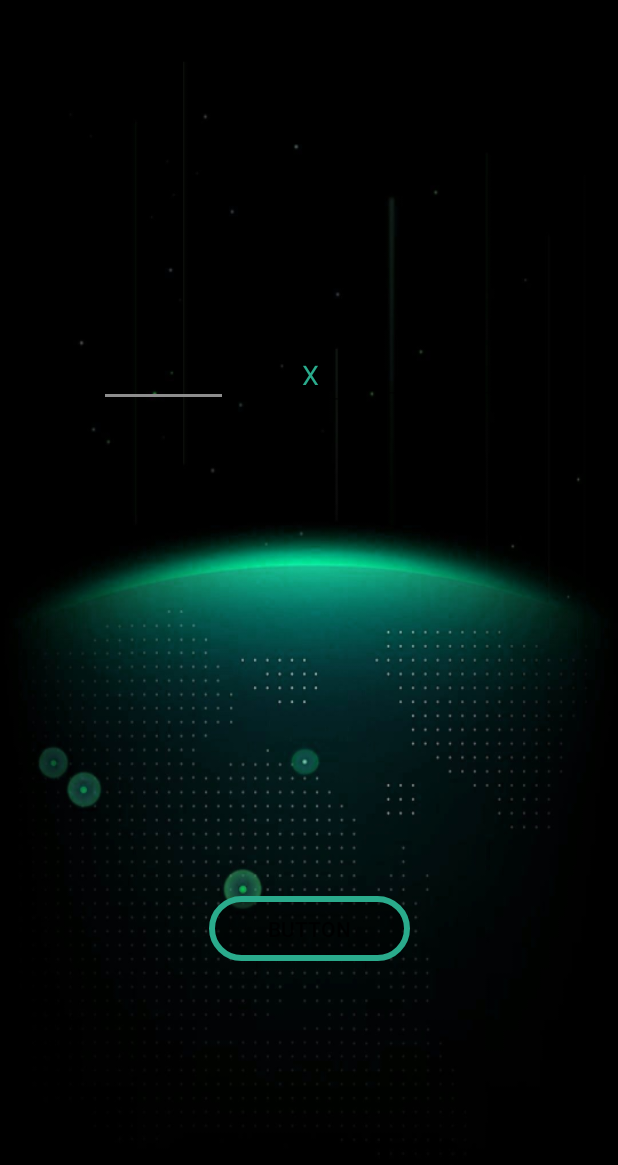
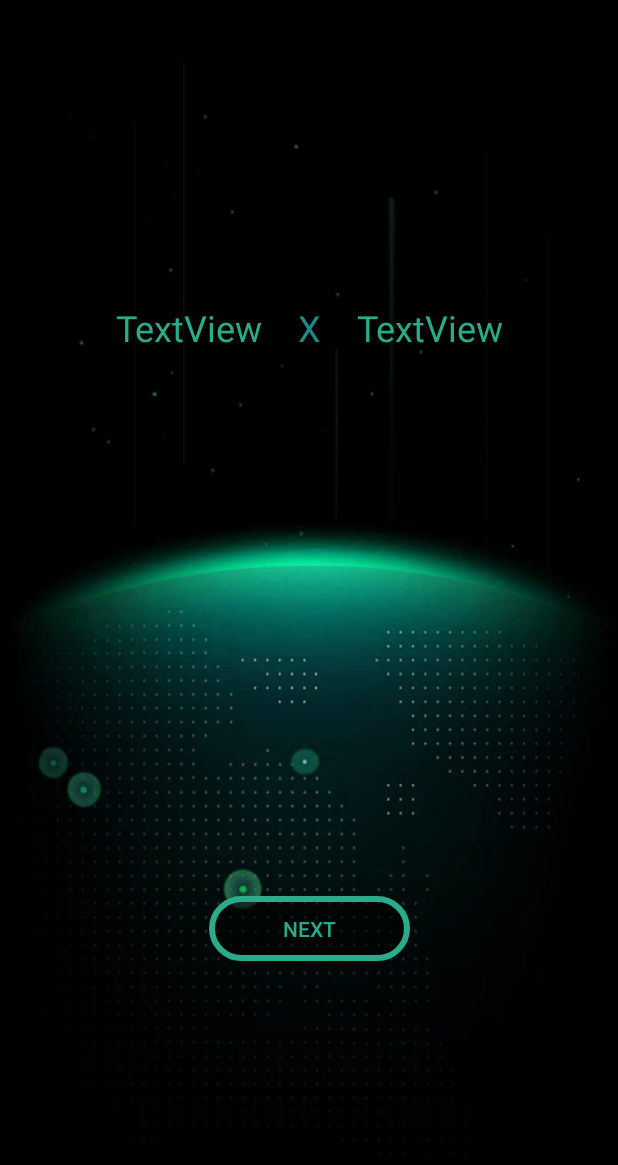
Before and after one commit to bidoofgoo/Tables, an Android app: the layout activity_uitdaging.xml on its own in the app's theme, with its tools: preview values and no code run, on a phone screen of 412 x 824 dp. Shown: the top 1165 px of the screen. Run offline under Robolectric (Android 15) with nearby library versions, the phone set to English and light mode, and no system bars.

Commit message:
Made buttons pretty (en een easy onclick funtie)

```diff
--- a/app/src/main/AndroidManifest.xml
+++ b/app/src/main/AndroidManifest.xml
@@ -16,6 +16,7 @@
                 <category android:name="android.intent.category.LAUNCHER" />
             </intent-filter>
         </activity>
+        <activity android:name=".Uitdaging"></activity>
     </application>
 
 </manifest>
--- a/app/src/main/java/nl/bidoofgoo/apps/tables/MainActivity.java
+++ b/app/src/main/java/nl/bidoofgoo/apps/tables/MainActivity.java
@@ -1,13 +1,39 @@
 package nl.bidoofgoo.apps.tables;
 
+import android.annotation.SuppressLint;
+import android.content.Intent;
+import android.os.Bundle;
 import android.support.v7.app.AppCompatActivity;
-import android.os.Bundle;
+import android.widget.Button;
+
+import java.util.ArrayList;
 
 public class MainActivity extends AppCompatActivity {
 
+    @SuppressLint("ClickableViewAccessibility")
     @Override
     protected void onCreate(Bundle savedInstanceState) {
         super.onCreate(savedInstanceState);
         setContentView(R.layout.activity_main);
+        final ArrayList<Button> buttons = new ArrayList<Button>();
+
+        Button tafel = (Button) findViewById(R.id.buttonTafel);
+        Button uitdaging = (Button) findViewById(R.id.buttonUitdaging);
+
+        buttons.add(tafel);
+        buttons.add(uitdaging);
+
+
+        ButtonClick.setButtonClickFunction(uitdaging, getResources(), new Function() {
+            @Override
+            public void whatToDo() {
+                // ga naar een nieuwe pagina
+                Intent tafelScherm = new Intent(MainActivity.this, Uitdaging.class);
+                startActivity(tafelScherm);
+            }
+        });
+
+        ButtonClick.makeButtonPretty(tafel, getResources());
+
     }
 }
--- /dev/null
+++ b/app/src/main/java/nl/bidoofgoo/apps/tables/Uitdaging.java
@@ -0,0 +1,13 @@
+package nl.bidoofgoo.apps.tables;
+
+import android.support.v7.app.AppCompatActivity;
+import android.os.Bundle;
+
+public class Uitdaging extends AppCompatActivity {
+
+    @Override
+    protected void onCreate(Bundle savedInstanceState) {
+        super.onCreate(savedInstanceState);
+        setContentView(R.layout.activity_uitdaging);
+    }
+}
--- a/app/src/main/res/layout/activity_main.xml
+++ b/app/src/main/res/layout/activity_main.xml
@@ -9,7 +9,7 @@
     tools:layout_editor_absoluteY="81dp">
 
     <Button
-        android:id="@+id/buttonStart2"
+        android:id="@+id/buttonTafel"
         android:layout_width="138dp"
         android:layout_height="51dp"
         android:layout_marginBottom="8dp"
@@ -26,7 +26,7 @@
         app:layout_constraintVertical_bias="0.605" />
 
     <Button
-        android:id="@+id/buttonStart"
+        android:id="@+id/buttonUitdaging"
         android:layout_width="138dp"
         android:layout_height="51dp"
         android:layout_marginBottom="8dp"
--- a/app/src/main/res/layout/uitdaging.xml
+++ b/app/src/main/res/layout/activity_uitdaging.xml
@@ -1,14 +1,14 @@
 <?xml version="1.0" encoding="utf-8"?>
-<android.support.constraint.ConstraintLayout
-    xmlns:android="http://schemas.android.com/apk/res/android"
+<android.support.constraint.ConstraintLayout xmlns:android="http://schemas.android.com/apk/res/android"
     xmlns:app="http://schemas.android.com/apk/res-auto"
     xmlns:tools="http://schemas.android.com/tools"
+    android:layout_width="match_parent"
+    android:layout_height="match_parent"
     android:background="@mipmap/background"
-    android:layout_width="match_parent"
-    android:layout_height="match_parent">
+    tools:context=".Uitdaging">
 
     <Button
-        android:id="@+id/button"
+        android:id="@+id/nextButton"
         android:layout_width="134dp"
         android:layout_height="43dp"
         android:layout_marginBottom="8dp"
@@ -16,64 +16,68 @@
         android:layout_marginStart="8dp"
         android:layout_marginTop="8dp"
         android:background="@drawable/roundedbutton"
-        android:text="Button"
+        android:text="Next"
+        android:textColor="@color/colorPrimary"
         app:layout_constraintBottom_toBottomOf="parent"
         app:layout_constraintEnd_toEndOf="parent"
         app:layout_constraintStart_toStartOf="parent"
         app:layout_constraintTop_toTopOf="parent"
         app:layout_constraintVertical_bias="0.771" />
 
-    <EditText
-        android:id="@+id/editText"
-        android:layout_width="86dp"
-        android:layout_height="49dp"
+    <TextView
+        android:id="@+id/keer"
+        android:layout_width="wrap_content"
+        android:layout_height="wrap_content"
         android:layout_marginBottom="8dp"
         android:layout_marginEnd="8dp"
         android:layout_marginStart="8dp"
         android:layout_marginTop="8dp"
-        android:ems="10"
-        android:inputType="number"
+        android:text="X"
+        android:textAlignment="center"
+        android:textColor="@color/colorPrimaryDark"
+        android:textSize="24sp"
         app:layout_constraintBottom_toBottomOf="parent"
         app:layout_constraintEnd_toEndOf="parent"
-        app:layout_constraintHorizontal_bias="0.187"
         app:layout_constraintStart_toStartOf="parent"
         app:layout_constraintTop_toTopOf="parent"
-        app:layout_constraintVertical_bias="0.282" />
+        app:layout_constraintVertical_bias="0.25" />
 
-    <EditText
-        android:id="@+id/editText3"
-        android:layout_width="89dp"
-        android:layout_height="49dp"
+    <TextView
+        android:id="@+id/lNummer"
+        android:layout_width="wrap_content"
+        android:layout_height="wrap_content"
+        android:layout_marginBottom="8dp"
+        android:layout_marginEnd="24dp"
+        android:layout_marginStart="8dp"
+        android:layout_marginTop="8dp"
+        android:text="TextView"
+        android:textAlignment="textEnd"
+        android:textColor="@color/colorPrimary"
+        android:textSize="24sp"
+        app:layout_constraintBottom_toBottomOf="parent"
+        app:layout_constraintEnd_toStartOf="@+id/keer"
+        app:layout_constraintHorizontal_bias="1.0"
+        app:layout_constraintStart_toStartOf="parent"
+        app:layout_constraintTop_toTopOf="parent"
+        app:layout_constraintVertical_bias="0.25" />
+
+    <TextView
+        android:id="@+id/rNummer"
+        android:layout_width="wrap_content"
+        android:layout_height="wrap_content"
         android:layout_marginBottom="8dp"
         android:layout_marginEnd="8dp"
-        android:layout_marginStart="8dp"
+        android:layout_marginStart="24dp"
         android:layout_marginTop="8dp"
-        android:ems="10"
-        android:inputType="number"
+        android:text="TextView"
+        android:textAlignment="textStart"
+        android:textColor="@color/colorPrimary"
+        android:textSize="24sp"
         app:layout_constraintBottom_toBottomOf="parent"
         app:layout_constraintEnd_toEndOf="parent"
-        app:layout_constraintHorizontal_bias="0.807"
-        app:layout_constraintStart_toStartOf="parent"
+        app:layout_constraintHorizontal_bias="0.0"
+        app:layout_constraintStart_toEndOf="@+id/keer"
         app:layout_constraintTop_toTopOf="parent"
-        app:layout_constraintVertical_bias="0.28" />
-
-    <EditText
-        android:id="@+id/editText4"
-        android:layout_width="46dp"
-        android:layout_height="48dp"
-        android:layout_marginBottom="8dp"
-        android:layout_marginEnd="8dp"
-        android:layout_marginStart="8dp"
-        android:layout_marginTop="8dp"
-        android:ems="10"
-        android:inputType="textPersonName"
-        android:text="   X"
-        android:textColor="@color/colorPrimary"
-        app:layout_constraintBottom_toBottomOf="parent"
-        app:layout_constraintEnd_toEndOf="parent"
-        app:layout_constraintHorizontal_bias="0.501"
-        app:layout_constraintStart_toStartOf="parent"
-        app:layout_constraintTop_toTopOf="parent"
-        app:layout_constraintVertical_bias="0.287" />
+        app:layout_constraintVertical_bias="0.25" />
 
 </android.support.constraint.ConstraintLayout>
```
Also changed, not shown: app/src/main/java/nl/bidoofgoo/apps/tables/ButtonClick.java (added, +46 -0 lines), app/src/main/java/nl/bidoofgoo/apps/tables/Function.java (added, +7 -0 lines), app/src/main/res/drawable-v24/roundedbuttondown.xml (added, +12 -0 lines).
